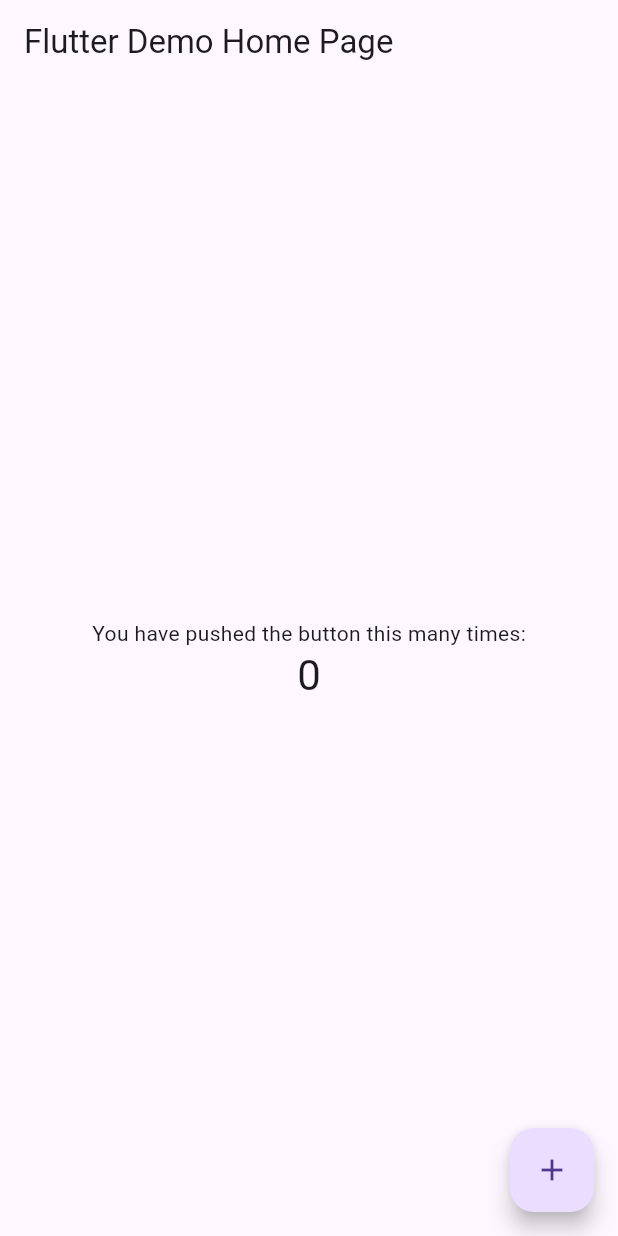
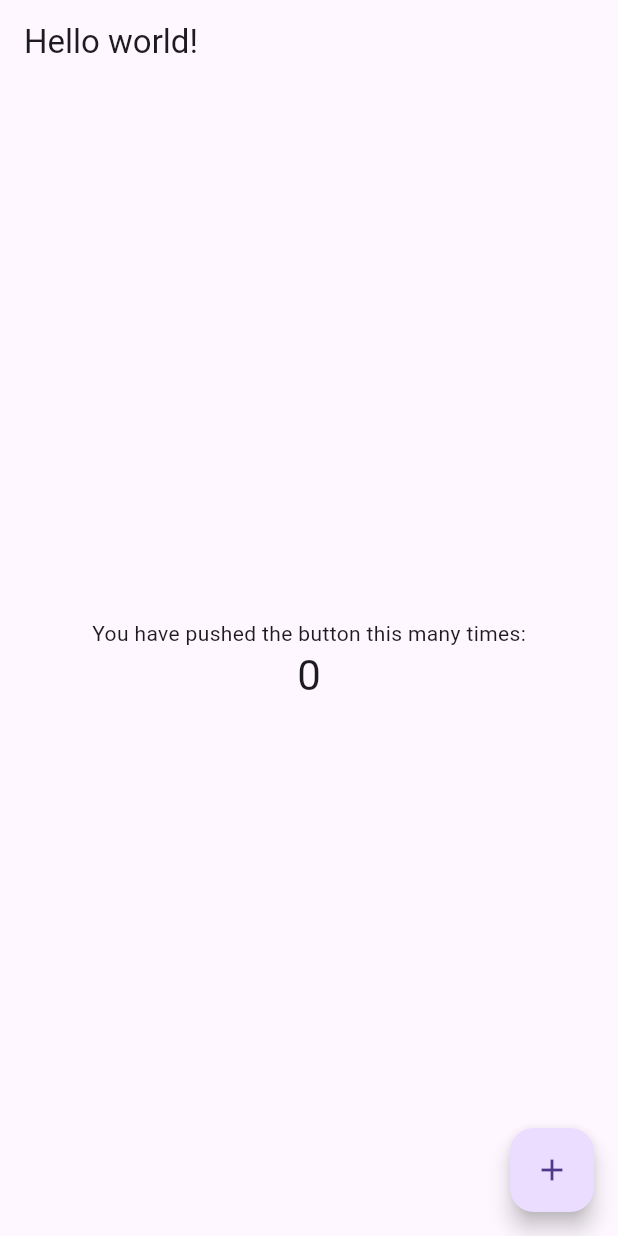
Before and after one commit to RahatIbnRafiq/wwm, a Flutter app: the screen it shows after launch, on a phone screen of 412 x 824 dp. Run offline on Flutter 3.47's test engine with Material 3 defaults, Android fonts, the phone set to English and light mode, and no system bars.

Commit message:
Took out the bogus comments from the main.dart file.

```diff
--- a/lib/main.dart
+++ b/lib/main.dart
@@ -11,35 +11,17 @@ class MyApp extends StatelessWidget {
   @override
   Widget build(BuildContext context) {
     return MaterialApp(
-      title: 'Flutter Demo',
+      title: 'Hello World',
       theme: ThemeData(
-        // This is the theme of your application.
-        //
-        // Try running your application with "flutter run". You'll see the
-        // application has a blue toolbar. Then, without quitting the app, try
-        // changing the primarySwatch below to Colors.green and then invoke
-        // "hot reload" (press "r" in the console where you ran "flutter run",
-        // or simply save your changes to "hot reload" in a Flutter IDE).
-        // Notice that the counter didn't reset back to zero; the application
-        // is not restarted.
         primarySwatch: Colors.blue,
       ),
-      home: const MyHomePage(title: 'Flutter Demo Home Page'),
+      home: const MyHomePage(title: 'Hello world!'),
     );
   }
 }
 
 class MyHomePage extends StatefulWidget {
   const MyHomePage({Key? key, required this.title}) : super(key: key);
-
-  // This widget is the home page of your application. It is stateful, meaning
-  // that it has a State object (defined below) that contains fields that affect
-  // how it looks.
-
-  // This class is the configuration for the state. It holds the values (in this
-  // case the title) provided by the parent (in this case the App widget) and
-  // used by the build method of the State. Fields in a Widget subclass are
-  // always marked "final".
 
   final String title;
 
@@ -52,47 +34,18 @@ class _MyHomePageState extends State<MyHomePage> {
 
   void _incrementCounter() {
     setState(() {
-      // This call to setState tells the Flutter framework that something has
-      // changed in this State, which causes it to rerun the build method below
-      // so that the display can reflect the updated values. If we changed
-      // _counter without calling setState(), then the build method would not be
-      // called again, and so nothing would appear to happen.
       _counter++;
     });
   }
 
   @override
   Widget build(BuildContext context) {
-    // This method is rerun every time setState is called, for instance as done
-    // by the _incrementCounter method above.
-    //
-    // The Flutter framework has been optimized to make rerunning build methods
-    // fast, so that you can just rebuild anything that needs updating rather
-    // than having to individually change instances of widgets.
     return Scaffold(
       appBar: AppBar(
-        // Here we take the value from the MyHomePage object that was created by
-        // the App.build method, and use it to set our appbar title.
         title: Text(widget.title),
       ),
       body: Center(
-        // Center is a layout widget. It takes a single child and positions it
-        // in the middle of the parent.
         child: Column(
-          // Column is also a layout widget. It takes a list of children and
-          // arranges them vertically. By default, it sizes itself to fit its
-          // children horizontally, and tries to be as tall as its parent.
-          //
-          // Invoke "debug painting" (press "p" in the console, choose the
-          // "Toggle Debug Paint" action from the Flutter Inspector in Android
-          // Studio, or the "Toggle Debug Paint" command in Visual Studio Code)
-          // to see the wireframe for each widget.
-          //
-          // Column has various properties to control how it sizes itself and
-          // how it positions its children. Here we use mainAxisAlignment to
-          // center the children vertically; the main axis here is the vertical
-          // axis because Columns are vertical (the cross axis would be
-          // horizontal).
           mainAxisAlignment: MainAxisAlignment.center,
           children: <Widget>[
             const Text(
```
